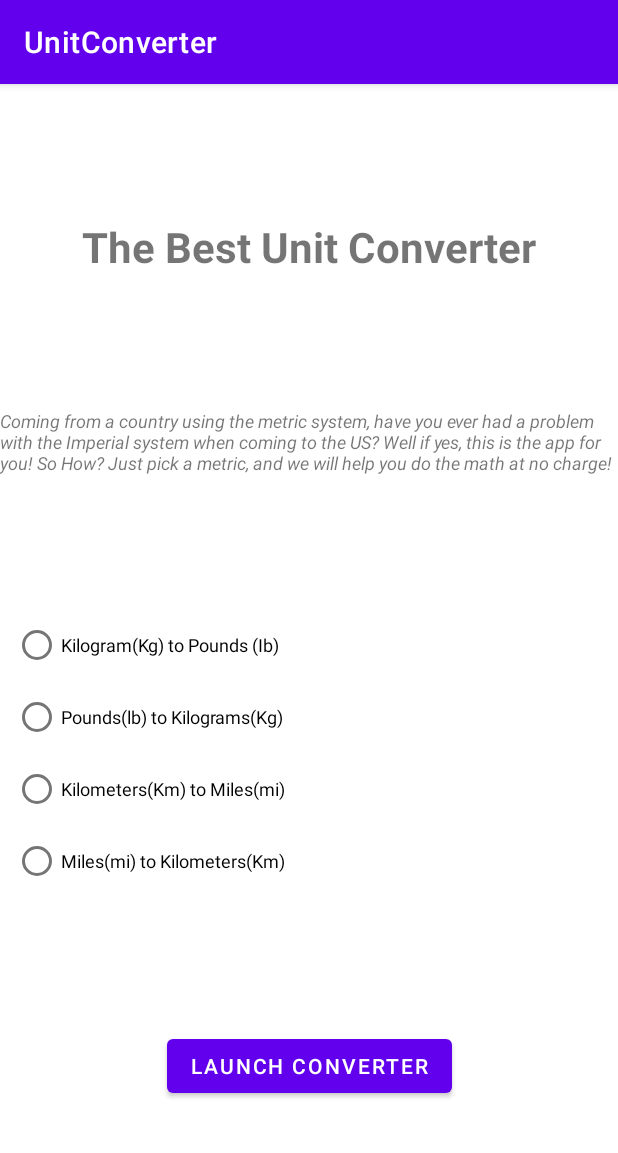
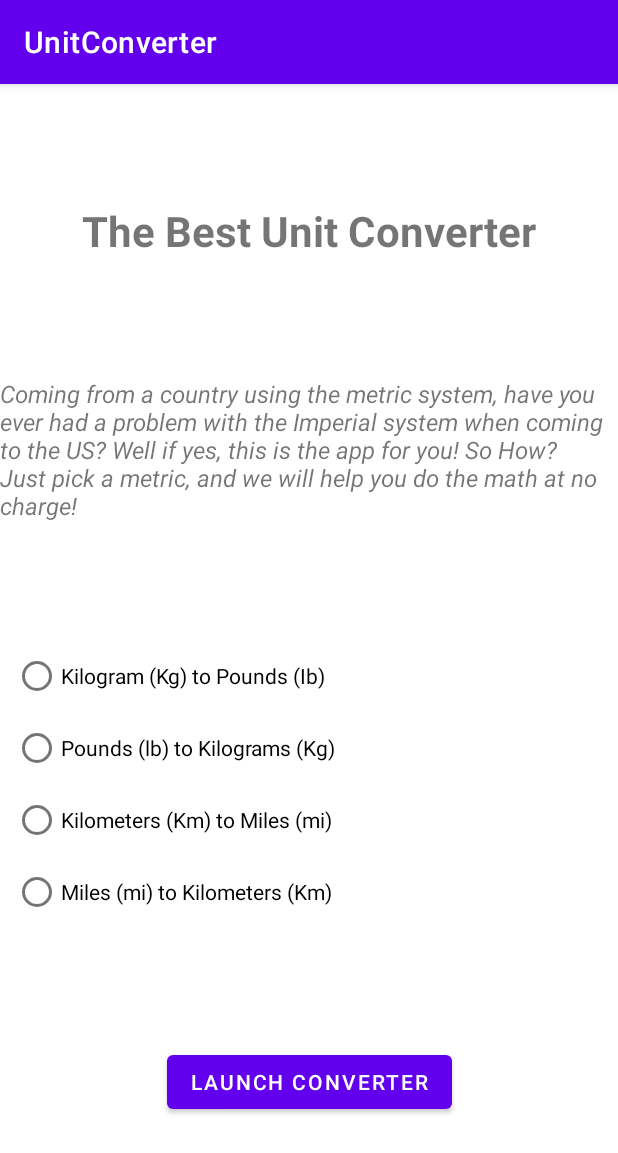
Before and after one commit to ducttrn/mobile-apps, an Android app: the screen it shows after launch (MainActivity), after a tap on "LAUNCH CONVERTER", on a phone screen of 412 x 824 dp. Shown: the top 1153 px of the screen. Run offline under Robolectric (Android 15) with nearby library versions, the phone set to English and light mode, and no system bars.

Commit message:
feat: clean up code and polish UI

```diff
--- a/PA1/app/src/main/java/com/myapp/pa1/MainActivity.java
+++ b/PA1/app/src/main/java/com/myapp/pa1/MainActivity.java
@@ -7,7 +7,7 @@ import android.os.Bundle;
 import android.widget.Button;
 import android.widget.RadioGroup;
 import android.widget.RadioButton;
-import android.view.View;
+
 
 public class MainActivity extends AppCompatActivity {
 
@@ -16,33 +16,21 @@ public class MainActivity extends AppCompatActivity {
         super.onCreate(savedInstanceState);
         setContentView(R.layout.activity_main);
 
-        Button launchConverter = (Button) findViewById(R.id.launch_converter);
-        RadioGroup radioGroup = (RadioGroup) findViewById(R.id.radio_group);
+        Button launchConverter = findViewById(R.id.launch_converter);
+        RadioGroup radioGroup = findViewById(R.id.radio_group);
 
         // Clear any checked radio button
         radioGroup.clearCheck();
 
-        radioGroup.setOnCheckedChangeListener(new RadioGroup.OnCheckedChangeListener() {
-                    @Override
-                    public void onCheckedChanged(RadioGroup radioGroup, int checkedId)
-                    {
-
+        radioGroup.setOnCheckedChangeListener((radioGroup1, checkedId) -> {
             // Retrieve the ID of selected radio button
-                        RadioButton radioButton = (RadioButton) radioGroup.findViewById(checkedId);
-                    }
+            RadioButton radioButton = radioGroup1.findViewById(checkedId);
         });
 
         // Add the Listener to the Submit Button
-        launchConverter.setOnClickListener(new View.OnClickListener() {
-
-            @Override
-            public void onClick(View v)
-            {
-
+        launchConverter.setOnClickListener(view -> {
             int selectedButtonId = radioGroup.getCheckedRadioButtonId();
-
-
-                RadioButton radioButton = (RadioButton) radioGroup.findViewById(selectedButtonId);
+            RadioButton radioButton = radioGroup.findViewById(selectedButtonId);
 
             int conversionTypeId;
             int radioButtonId = radioGroup.getCheckedRadioButtonId();
@@ -59,10 +47,9 @@ public class MainActivity extends AppCompatActivity {
                 conversionTypeId = -1;
             }
 
-                // Start new activity
+            // Start new activity if user has selected an option
             if (conversionTypeId != -1) {
                 openNewActivity(conversionTypeId);
-                }
             }
         });
     }
@@ -70,11 +57,10 @@ public class MainActivity extends AppCompatActivity {
     void openNewActivity(int conversionTypeId)
     {
         // Creating an Intent
-        Intent i = new Intent(getApplicationContext(), SecondActivity.class);
-
-        i.putExtra("conversionTypeId", conversionTypeId);
+        Intent intent = new Intent(getApplicationContext(), SecondActivity.class);
+        intent.putExtra("conversionTypeId", conversionTypeId);
 
         // Start new Activity
-        startActivity(i);
+        startActivity(intent);
     }
 }
--- a/PA1/app/src/main/res/layout/activity_main.xml
+++ b/PA1/app/src/main/res/layout/activity_main.xml
@@ -26,8 +26,8 @@
         android:layout_height="wrap_content"
         android:layout_marginStart="16dp"
         android:layout_marginEnd="16dp"
-        android:text="@string/coming_from_a_country_using_the_metric_system_have_you_ever_had_a_problem_with_the_imperial_system_when_coming_to_the_us_well_if_yes_this_is_the_app_for_you_so_how_just_pick_a_metric_and_we_will_help_you_do_the_math_at_no_charge"
-        android:textSize="12sp"
+        android:text="@string/intro"
+        android:textSize="16sp"
         android:textStyle="italic"
         app:layout_constraintBottom_toTopOf="@+id/radio_group"
         app:layout_constraintEnd_toEndOf="parent"
@@ -52,28 +52,28 @@
             android:layout_width="fill_parent"
             android:layout_height="wrap_content"
             android:text="@string/kilogram_kg_to_pounds_ib"
-            android:textSize="12sp" />
+            android:textSize="14sp" />
 
         <RadioButton
             android:id="@+id/radio_button_2"
             android:layout_width="fill_parent"
             android:layout_height="wrap_content"
             android:text="@string/pounds_lb_to_kilograms_kg"
-            android:textSize="12sp" />
+            android:textSize="14sp" />
 
         <RadioButton
             android:id="@+id/radio_button_3"
             android:layout_width="fill_parent"
             android:layout_height="wrap_content"
             android:text="@string/kilometers_km_to_miles_mi"
-            android:textSize="12sp" />
+            android:textSize="14sp" />
 
         <RadioButton
             android:id="@+id/radio_button_4"
             android:layout_width="fill_parent"
             android:layout_height="wrap_content"
             android:text="@string/miles_mi_to_kilometers_km"
-            android:textSize="12sp" />
+            android:textSize="14sp" />
     </RadioGroup>
 
     <Button
--- a/PA1/app/src/main/res/values/strings.xml
+++ b/PA1/app/src/main/res/values/strings.xml
@@ -1,11 +1,11 @@
 <resources>
     <string name="app_name">UnitConverter</string>
-    <string name="kilogram_kg_to_pounds_ib">Kilogram(Kg) to Pounds (Ib)</string>
-    <string name="pounds_lb_to_kilograms_kg">Pounds(lb) to Kilograms(Kg)</string>
-    <string name="kilometers_km_to_miles_mi">Kilometers(Km) to Miles(mi)</string>
-    <string name="miles_mi_to_kilometers_km">Miles(mi) to Kilometers(Km)</string>
+    <string name="kilogram_kg_to_pounds_ib">Kilogram (Kg) to Pounds (Ib)</string>
+    <string name="pounds_lb_to_kilograms_kg">Pounds (lb) to Kilograms (Kg)</string>
+    <string name="kilometers_km_to_miles_mi">Kilometers (Km) to Miles (mi)</string>
+    <string name="miles_mi_to_kilometers_km">Miles (mi) to Kilometers (Km)</string>
     <string name="the_best_unit_converter">The Best Unit Converter</string>
-    <string name="coming_from_a_country_using_the_metric_system_have_you_ever_had_a_problem_with_the_imperial_system_when_coming_to_the_us_well_if_yes_this_is_the_app_for_you_so_how_just_pick_a_metric_and_we_will_help_you_do_the_math_at_no_charge">Coming from a country using the metric system, have you ever had a problem with the Imperial system when coming to the US? Well if yes, this is the app for you! So How? Just pick a metric, and we will help you do the math at no charge!</string>
+    <string name="intro">Coming from a country using the metric system, have you ever had a problem with the Imperial system when coming to the US? Well if yes, this is the app for you! So How? Just pick a metric, and we will help you do the math at no charge!</string>
     <string name="launch_converter">Launch Converter</string>
     <string name="convert">Convert</string>
     <string name="start_over">start over</string>
```
Lines whose indentation alone changed are shown as unchanged.
